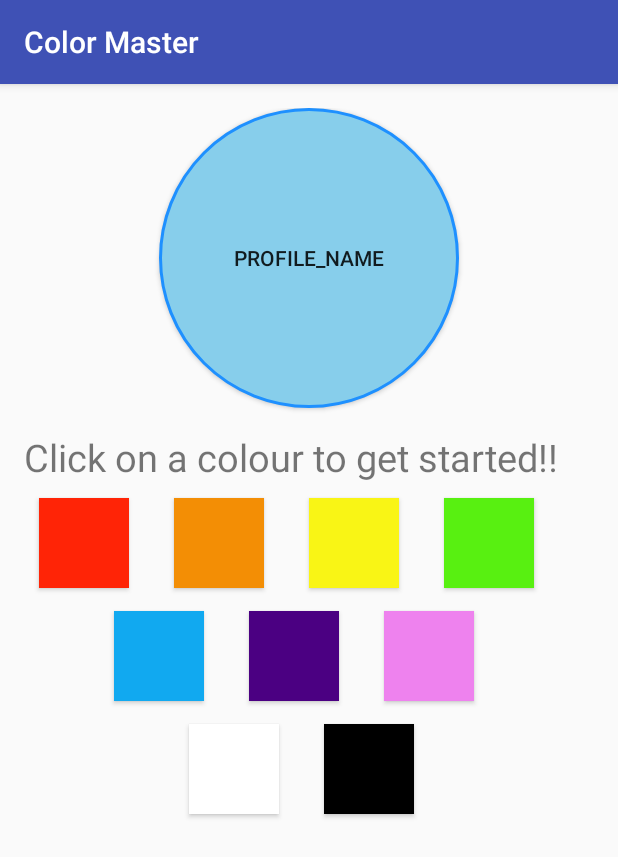
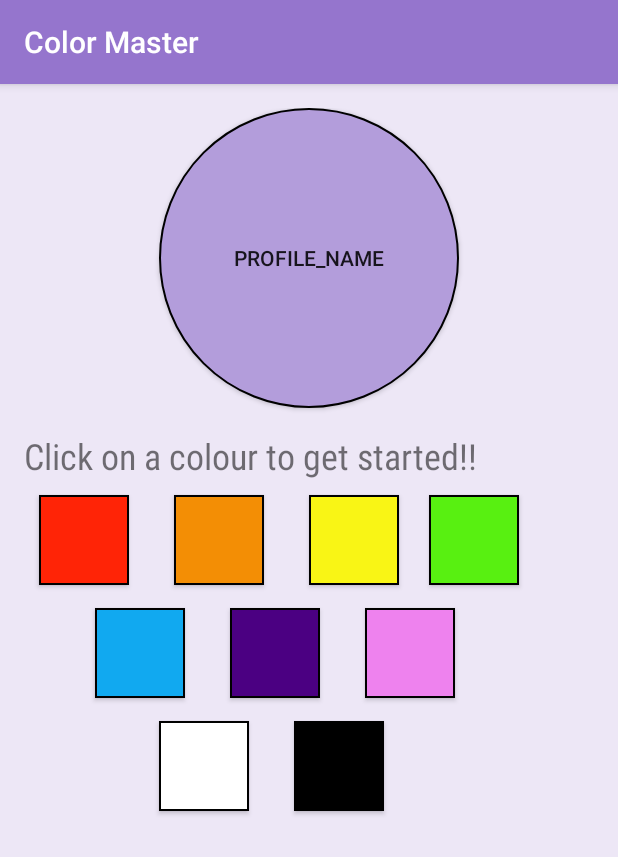
Before and after one commit to ogba101/ColourMaster, an Android app: the Lesson_Menu_Activity screen opened directly, with no data from a screen before it, on a phone screen of 412 x 824 dp. Shown: the top 857 px of the screen. Run offline under Robolectric (Android 15) with nearby library versions, the phone set to English and light mode, and no system bars.

Commit message:
Merge branch 'master' of https://github.com/tobisitu/ColourMaster
# Conflicts:
#	app/src/main/AndroidManifest.xml
#	app/src/main/res/layout/activity_profile_manager.xml

```diff
--- a/app/src/main/AndroidManifest.xml
+++ b/app/src/main/AndroidManifest.xml
@@ -15,6 +15,7 @@
                 <category android:name="android.intent.category.LAUNCHER" />
             </intent-filter>
         </activity>
+        <activity android:name=".login_activity"></activity>
         <activity android:name=".Lesson_Menu_Activity"></activity>
     </application>
 
--- a/app/src/main/res/drawable/black_button.xml
+++ b/app/src/main/res/drawable/black_button.xml
@@ -2,6 +2,7 @@
 
 
 <shape xmlns:android="http://schemas.android.com/apk/res/android" android:shape="rectangle" >
+    <stroke android:color="#000000" android:width="1dp" />
     <corners
         android:topLeftRadius="0dp"
         android:topRightRadius="0dp"
--- a/app/src/main/res/drawable/blue_button.xml
+++ b/app/src/main/res/drawable/blue_button.xml
@@ -2,6 +2,7 @@
 
 
 <shape xmlns:android="http://schemas.android.com/apk/res/android" android:shape="rectangle" >
+    <stroke android:color="#000000" android:width="1dp" />
     <corners
         android:topLeftRadius="0dp"
         android:topRightRadius="0dp"
--- a/app/src/main/res/drawable/green_button.xml
+++ b/app/src/main/res/drawable/green_button.xml
@@ -2,6 +2,7 @@
 
 
 <shape xmlns:android="http://schemas.android.com/apk/res/android" android:shape="rectangle" >
+    <stroke android:color="#000000" android:width="1dp" />
     <corners
         android:topLeftRadius="0dp"
         android:topRightRadius="0dp"
--- a/app/src/main/res/drawable/indigo_button.xml
+++ b/app/src/main/res/drawable/indigo_button.xml
@@ -2,6 +2,7 @@
 
 
 <shape xmlns:android="http://schemas.android.com/apk/res/android" android:shape="rectangle" >
+    <stroke android:color="#000000" android:width="1dp" />
     <corners
         android:topLeftRadius="0dp"
         android:topRightRadius="0dp"
--- a/app/src/main/res/drawable/orange_button.xml
+++ b/app/src/main/res/drawable/orange_button.xml
@@ -2,7 +2,8 @@
 
 
     <shape xmlns:android="http://schemas.android.com/apk/res/android" android:shape="rectangle" >
-        <corners
+    <stroke android:color="#000000" android:width="1dp" />
+    <corners
             android:topLeftRadius="0dp"
             android:topRightRadius="0dp"
             android:bottomLeftRadius="0dp"
--- a/app/src/main/res/drawable/profile_button.xml
+++ b/app/src/main/res/drawable/profile_button.xml
@@ -3,8 +3,8 @@
      xmlns:android="http://schemas.android.com/apk/res/android">
         <item>
             <shape android:shape="oval">
-                <stroke android:color="#1E90FF" android:width="2dp" />
-                <solid android:color="#87CEEB"/>
+                <stroke android:color="#000000" android:width="1dp" />
+                <solid android:color="#B39DDB"/>
                 <size android:width="150dp" android:height="150dp"/>
             </shape>
         </item>
--- a/app/src/main/res/drawable/red_button.xml
+++ b/app/src/main/res/drawable/red_button.xml
@@ -2,7 +2,8 @@
 
 
     <shape xmlns:android="http://schemas.android.com/apk/res/android" android:shape="rectangle" >
-        <corners
+    <stroke android:color="#000000" android:width="1dp" />
+    <corners
             android:topLeftRadius="0dp"
             android:topRightRadius="0dp"
             android:bottomLeftRadius="0dp"
--- a/app/src/main/res/drawable/violet_button.xml
+++ b/app/src/main/res/drawable/violet_button.xml
@@ -2,6 +2,7 @@
 
 
 <shape xmlns:android="http://schemas.android.com/apk/res/android" android:shape="rectangle" >
+    <stroke android:color="#000000" android:width="1dp" />
     <corners
         android:topLeftRadius="0dp"
         android:topRightRadius="0dp"
--- a/app/src/main/res/drawable/white_button.xml
+++ b/app/src/main/res/drawable/white_button.xml
@@ -2,6 +2,7 @@
 
 
 <shape xmlns:android="http://schemas.android.com/apk/res/android" android:shape="rectangle" >
+    <stroke android:color="#000000" android:width="1dp" />
     <corners
         android:topLeftRadius="0dp"
         android:topRightRadius="0dp"
--- a/app/src/main/res/drawable/yellow_button.xml
+++ b/app/src/main/res/drawable/yellow_button.xml
@@ -2,6 +2,7 @@
 
 
 <shape xmlns:android="http://schemas.android.com/apk/res/android" android:shape="rectangle" >
+    <stroke android:color="#000000" android:width="1dp" />
     <corners
         android:topLeftRadius="0dp"
         android:topRightRadius="0dp"
--- a/app/src/main/res/layout/activity_lesson__menu_.xml
+++ b/app/src/main/res/layout/activity_lesson__menu_.xml
@@ -7,6 +7,7 @@
     android:paddingLeft="@dimen/activity_horizontal_margin"
     android:paddingRight="@dimen/activity_horizontal_margin"
     android:paddingTop="@dimen/activity_vertical_margin"
+    android:background="#EDE7F6"
     tools:context="project.colormaster.Lesson_Menu_Activity">
 
 
@@ -15,16 +16,17 @@
         android:layout_width="200dp"
         android:layout_height="200dp"
         android:text="@string/profile_name"
-        android:layout_centerHorizontal="true"
         android:background="@drawable/profile_button"
-        />
+        android:layout_alignParentTop="true"
+        android:layout_centerHorizontal="true" />
 
     <TextView
         android:layout_width="wrap_content"
         android:layout_height="wrap_content"
         android:id="@+id/click_colour_instruction"
         android:text="@string/click_colour"
-        android:textSize="25sp"
+        android:fontFamily="sans-serif-condensed"
+        android:textSize="24sp"
         android:layout_below="@id/open_profile"
         android:layout_marginTop="15dp"
         />
@@ -69,7 +71,7 @@
         android:layout_below="@id/click_colour_instruction"
         android:layout_toRightOf="@id/yellow_button"
         android:layout_marginTop="10dp"
-        android:layout_marginLeft="30dp"
+        android:layout_marginLeft="20dp"
         />
 
     <Button
@@ -79,7 +81,7 @@
         android:background="@drawable/blue_button"
         android:layout_below="@id/red_button"
         android:layout_marginTop="15dp"
-        android:layout_marginLeft="60dp"
+        android:layout_marginLeft="47dp"
         />
 
     <Button
@@ -111,7 +113,7 @@
         android:background="@drawable/white_button"
         android:layout_below="@id/blue_button"
         android:layout_marginTop="15dp"
-        android:layout_marginLeft="110dp"
+        android:layout_marginLeft="90dp"
         />
 
     <Button
--- a/app/src/main/res/layout/activity_profile_manager.xml
+++ b/app/src/main/res/layout/activity_profile_manager.xml
@@ -7,6 +7,7 @@
     android:paddingLeft="@dimen/activity_horizontal_margin"
     android:paddingRight="@dimen/activity_horizontal_margin"
     android:paddingTop="@dimen/activity_vertical_margin"
+    android:background="#EDE7F6"
     tools:context="project.colormaster.profileManager">
 
 
--- a/app/src/main/res/layout/activity_user_profile_activity.xml
+++ b/app/src/main/res/layout/activity_user_profile_activity.xml
@@ -7,7 +7,7 @@
     android:paddingLeft="@dimen/activity_horizontal_margin"
     android:paddingRight="@dimen/activity_horizontal_margin"
     android:paddingTop="@dimen/activity_vertical_margin"
-    tools:context="project.colormaster.user_profile_activity">
+    tools:context="project.colormaster.login_activity">
 
     <Button
         android:id ="@+id/current_profile"
--- a/app/src/main/res/layout/login_colormaster.xml
+++ b/app/src/main/res/layout/login_colormaster.xml
@@ -7,7 +7,7 @@
     <RelativeLayout
         android:layout_width="fill_parent"
         android:layout_height="wrap_content"
-        android:background="#C5CAE9">
+        android:background="#EDE7F6">
 
         <!--  Header  Starts-->
         <LinearLayout
--- a/app/src/main/res/values/colors.xml
+++ b/app/src/main/res/values/colors.xml
@@ -1,6 +1,6 @@
 <?xml version="1.0" encoding="utf-8"?>
 <resources>
-    <color name="colorPrimary">#3F51B5</color>
-    <color name="colorPrimaryDark">#303F9F</color>
+    <color name="colorPrimary">#9575CD</color>
+    <color name="colorPrimaryDark">#673AB7</color>
     <color name="colorAccent">#3F51B5</color>
 </resources>
--- a/app/src/main/res/values/strings.xml
+++ b/app/src/main/res/values/strings.xml
@@ -12,4 +12,7 @@
     <string name="profile_9">profile_9</string>
     <string name="profile_name">profile_name</string>
     <string name="click_colour">Click on a colour to get started!!</string>
+    <string name="edit_profile">change later</string>
+    <string name="progress">change later</string>
+    <string name="ready">change later</string>
 </resources>
```
Also changed, not shown: gradle/wrapper/gradle-wrapper.properties (added), 1 other file.
